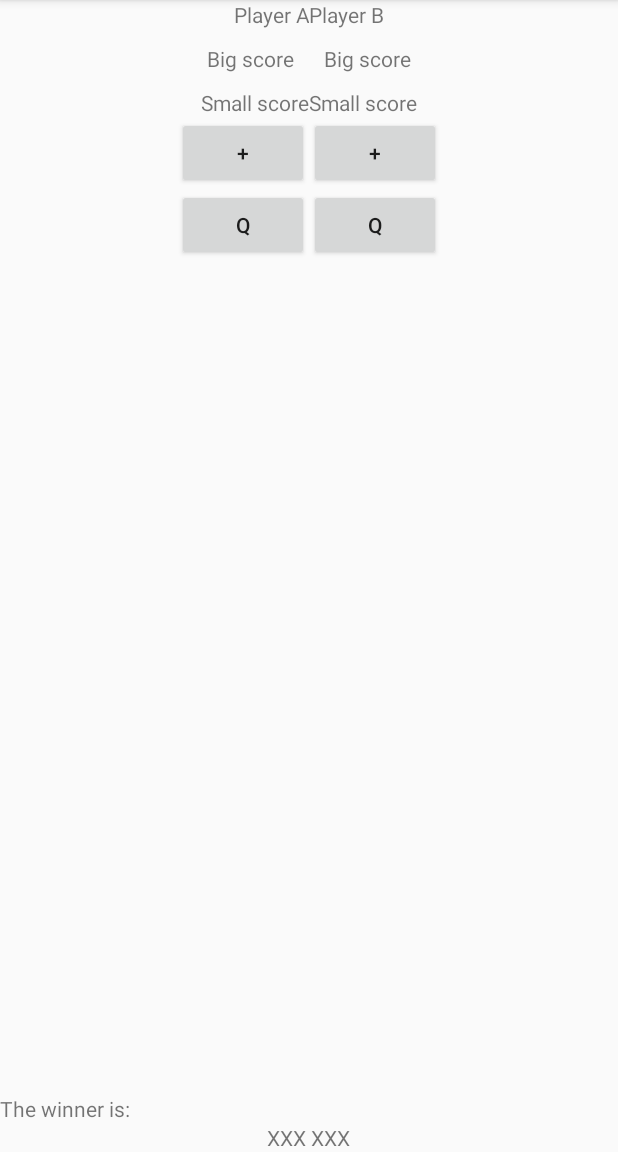
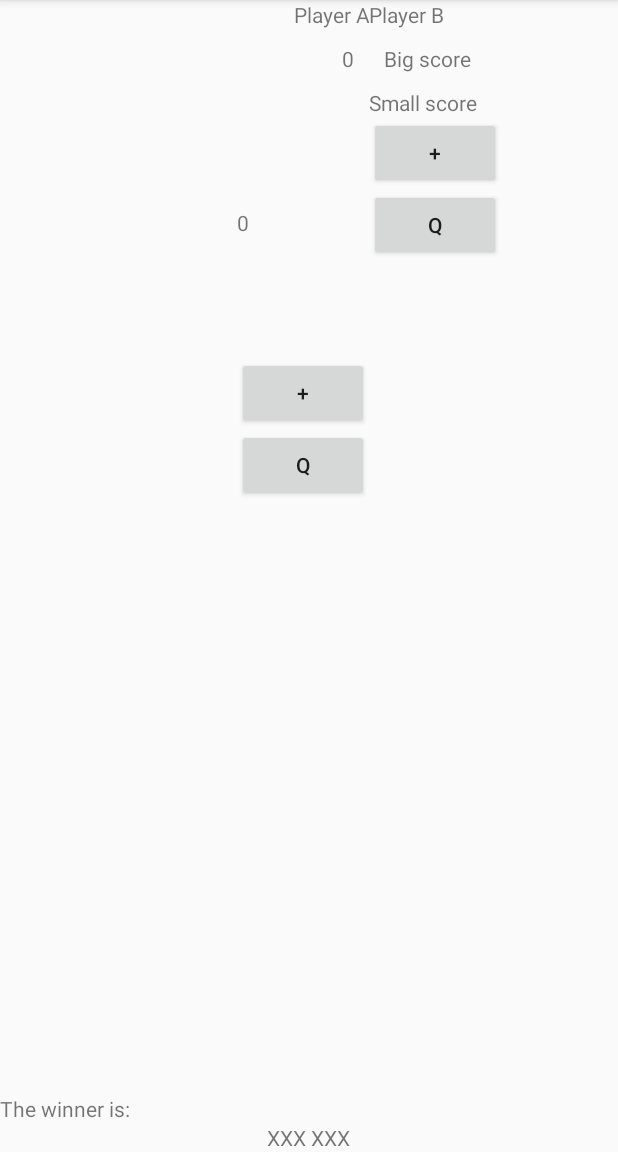
Before and after one commit to willgao2017/AmateurTennisCounter, an Android app: the screen it shows after launch (MainActivity), on a phone screen of 412 x 824 dp, the part 84-1236 px from its top. Run offline under Robolectric (Android 15) with nearby library versions, the phone set to English and light mode, and no system bars.

Commit message:
scores can change now

```diff
--- a/app/src/main/res/layout/activity_main.xml
+++ b/app/src/main/res/layout/activity_main.xml
@@ -25,21 +25,24 @@
                 android:layout_width="wrap_content"
                 android:layout_height="wrap_content"
                 android:layout_gravity="right"
-                android:text="Big score"
+                android:text="0"
+                android:id="@+id/player_a_setscore"
                 android:padding="10dp"/>
 
             <TextView
                 android:layout_width="wrap_content"
                 android:layout_height="wrap_content"
                 android:layout_gravity="right"
-                android:text="Small score"
-                android:margin="80dp"/>
+                android:text="0"
+                android:id="@+id/player_a_gamescore"
+                android:padding="80dp"/>
 
             <Button
                 android:layout_width="wrap_content"
                 android:layout_height="wrap_content"
                 android:layout_gravity="right"
-                android:text="+" />
+                android:text="+"
+                android:onClick="scoreForPlayerA"/>
 
             <Button
                 android:layout_width="wrap_content"
```
Also changed, not shown: app/src/main/java/com/example/android/amateurtenniscounter/MainActivity.java (+24 -0 lines).
